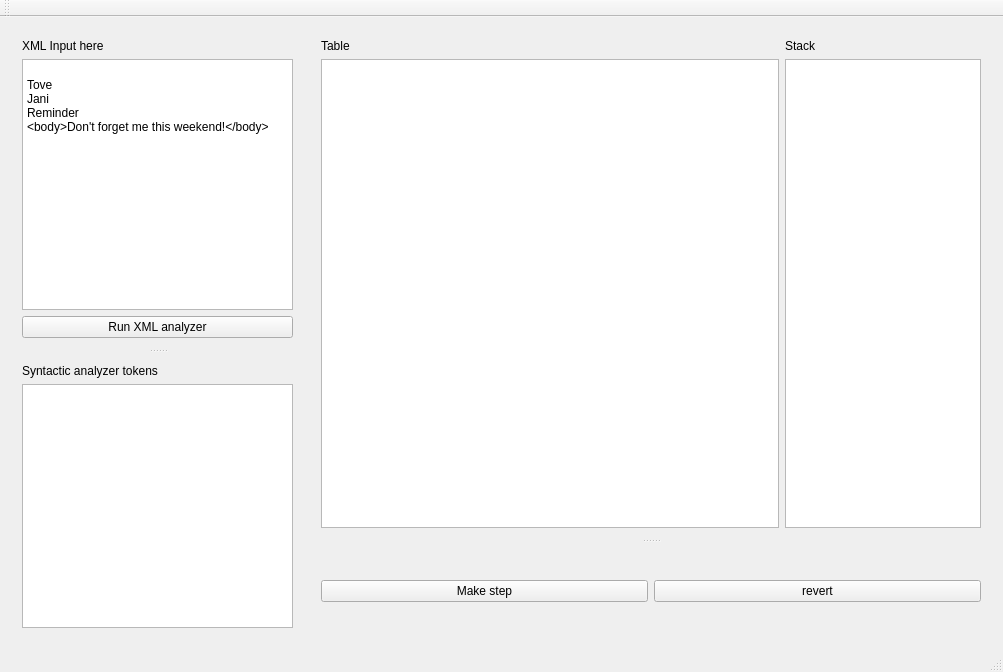
First picture: the form in SyntacticAnalyzerQt/mainwindow.ui, repository rmtier/SyntacticAnalyzer, before the edit.
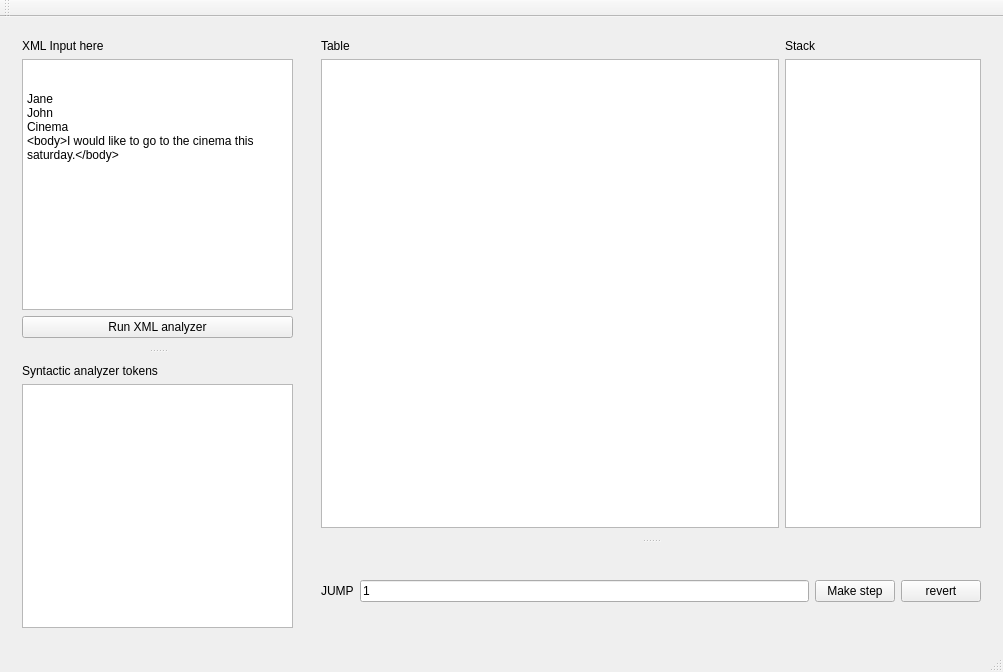
Second picture: the form after the edit.

Diff of the .ui file:
```diff
--- a/SyntacticAnalyzerQt/mainwindow.ui
+++ b/SyntacticAnalyzerQt/mainwindow.ui
@@ -32,12 +32,13 @@
         <item>
          <widget class="QPlainTextEdit" name="XML_input_plain_text">
           <property name="plainText">
-           <string>&lt;note&gt;
-&lt;to&gt;Tove&lt;/to&gt;
-&lt;from&gt;Jani&lt;/from&gt;
-&lt;heading&gt;Reminder&lt;/heading&gt;
-&lt;body&gt;Don't forget me this weekend!&lt;/body&gt;
-&lt;/note&gt;</string>
+           <string>&lt;?version=1.3?&gt;
+&lt;message&gt;
+&lt;from&gt;Jane&lt;/from&gt;
+&lt;to&gt;John&lt;/to&gt;
+&lt;heading&gt;Cinema&lt;/heading&gt;
+&lt;body&gt;I would like to go to the cinema this saturday.&lt;/body&gt;
+&lt;/message&gt;</string>
           </property>
          </widget>
         </item>
@@ -134,6 +135,20 @@
       </widget>
       <widget class="QWidget" name="layoutWidget">
        <layout class="QHBoxLayout" name="horizontalLayout_2">
+        <item>
+         <widget class="QLabel" name="label_5">
+          <property name="text">
+           <string>JUMP</string>
+          </property>
+         </widget>
+        </item>
+        <item>
+         <widget class="QLineEdit" name="number_of_jumps_edit_box">
+          <property name="text">
+           <string>1</string>
+          </property>
+         </widget>
+        </item>
         <item>
          <widget class="QPushButton" name="step_button">
           <property name="text">
```
